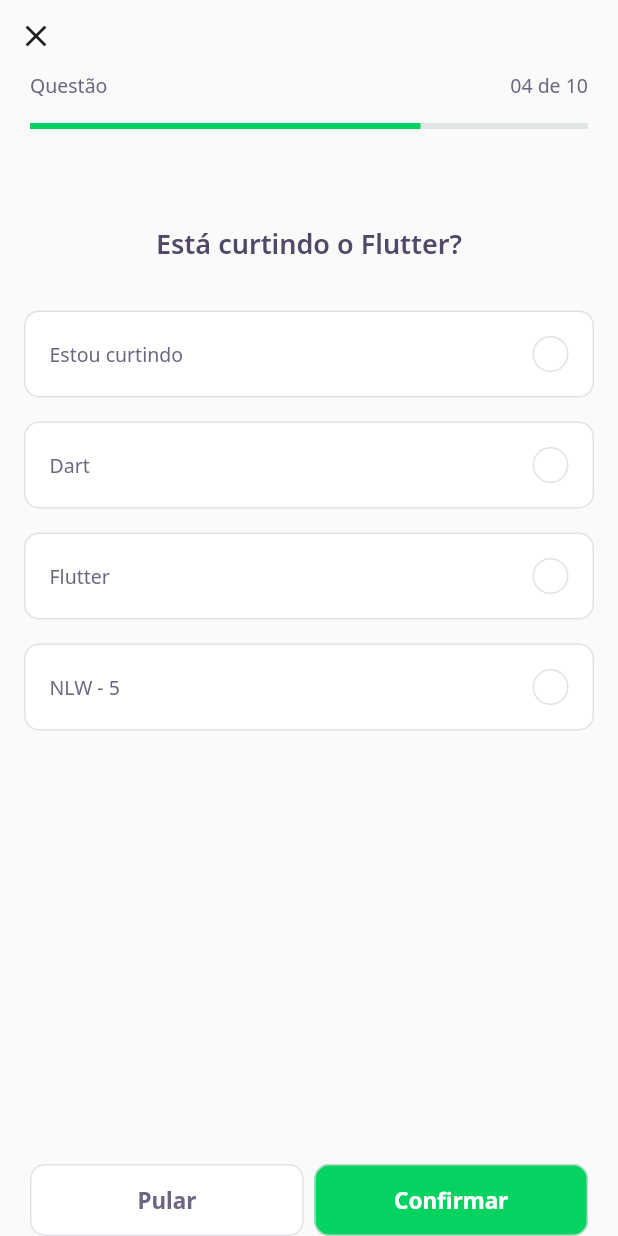
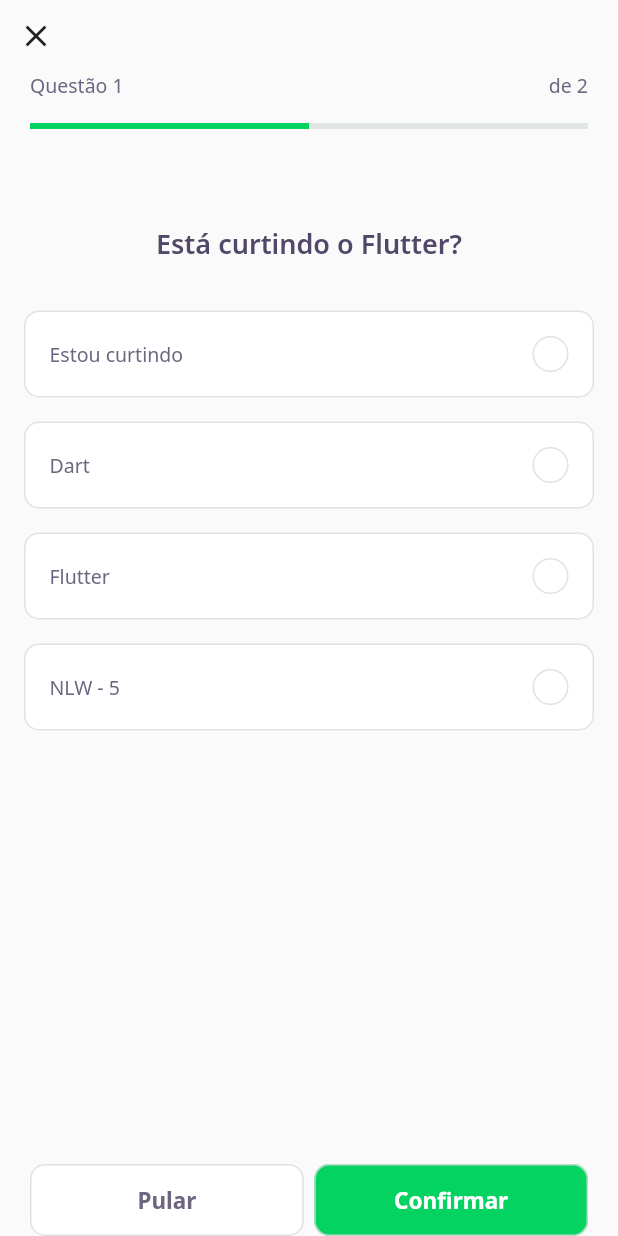
Before and after one commit to davisantosr/nlw5_flutter_devquiz, a Flutter app: the screen it shows after launch, after a tap on "NLW 5 - FLUTTER", on a phone screen of 412 x 824 dp. Run offline on Flutter 3.47's test engine with Material 2 defaults, Android fonts, the phone set to English and light mode, and no system bars; our stand-ins replace google_fonts; accounts and stored records are empty; network calls fail.

Commit message:
ValueListenableBuilder

```diff
--- /dev/null
+++ b/lib/challenge/challenge_controller.dart
@@ -0,0 +1,7 @@
+import 'package:flutter/widgets.dart';
+
+class ChallengeController {
+  final currentPageNotifier = ValueNotifier<int>(1);
+  int get currentPage => currentPageNotifier.value;
+  set currentPage(int value) => currentPageNotifier.value = value;
+}
--- a/lib/challenge/challenge_page.dart
+++ b/lib/challenge/challenge_page.dart
@@ -1,3 +1,4 @@
+import 'package:devquiz/challenge/challenge_controller.dart';
 import 'package:flutter/material.dart';
 
 import 'package:devquiz/challenge/nextbutton/next_button_widget.dart';
@@ -17,6 +18,18 @@ class ChallengePage extends StatefulWidget {
 }
 
 class _ChallengePageState extends State<ChallengePage> {
+  final controller = ChallengeController();
+  final pageController = PageController();
+
+  @override
+  void initState() {
+    pageController.addListener(() {
+      controller.currentPage = pageController.page!.toInt() + 1;
+      setState(() {});
+    });
+    super.initState();
+  }
+
   @override
   Widget build(BuildContext context) {
     return Scaffold(
@@ -32,13 +45,20 @@ class _ChallengePageState extends State<ChallengePage> {
                     onPressed: () {
                       Navigator.pop(context);
                     }),
+                ValueListenableBuilder<int>(
+                  valueListenable: controller.currentPageNotifier,
+                  builder: (context, value, _) => QuestionIndicatorWidget(
+                    currentPage: controller.currentPage,
+                    length: widget.questions.length,
+                  ),
+                )
                 // BackButton(), <== Short cut to add a back arrow
-                QuestionIndicatorWidget(),
               ],
             )),
       ),
-      body: QuizWidget(
-        question: widget.questions[0],
+      body: PageView(
+        controller: pageController,
+        children: widget.questions.map((e) => QuizWidget(question: e)).toList(),
       ),
       bottomNavigationBar: SafeArea(
         bottom: true,
--- a/lib/challenge/widgets/question_indicator/question_indicator_widget.dart
+++ b/lib/challenge/widgets/question_indicator/question_indicator_widget.dart
@@ -3,6 +3,13 @@ import 'package:devquiz/shared/widgets/progress_indicator/progress_indicator_wid
 import 'package:flutter/material.dart';
 
 class QuestionIndicatorWidget extends StatelessWidget {
+  final int currentPage;
+  final int length;
+
+  const QuestionIndicatorWidget({
+    required this.currentPage,
+    required this.length,
+  });
   @override
   Widget build(BuildContext context) {
     return Container(
@@ -12,12 +19,12 @@ class QuestionIndicatorWidget extends StatelessWidget {
           Row(
             mainAxisAlignment: MainAxisAlignment.spaceBetween,
             children: [
-              Text("Questão", style: AppTextStyles.body),
-              Text("04 de 10", style: AppTextStyles.body),
+              Text("Questão ${currentPage}", style: AppTextStyles.body),
+              Text("de ${length}", style: AppTextStyles.body),
             ],
           ),
           SizedBox(height: 16),
-          ProgressIndicatorWidget(value: 0.7)
+          ProgressIndicatorWidget(value: currentPage / length),
         ],
       ),
     );
```
